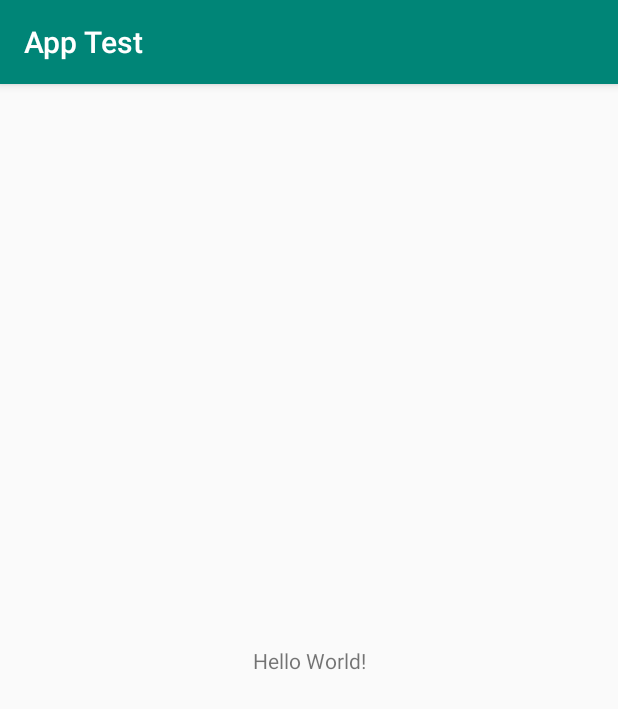
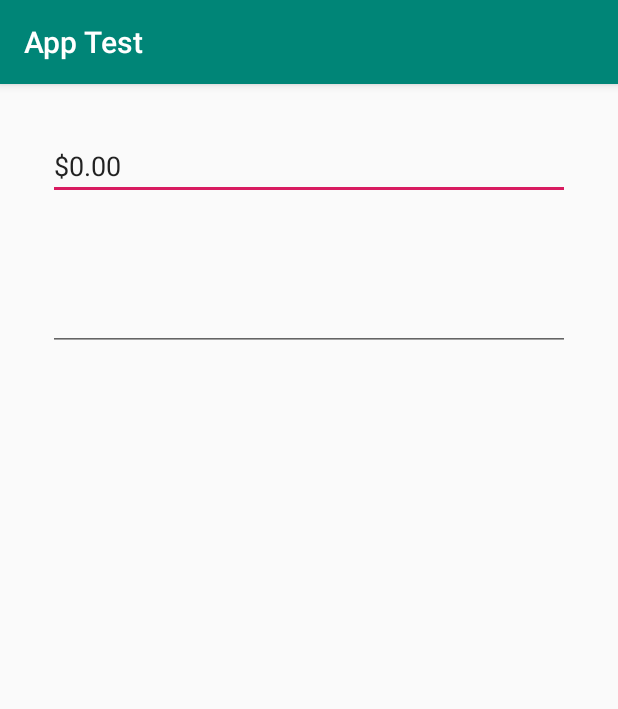
Before and after one commit to diegoalvis/Android-playground, an Android app: the screen it shows after launch (MainActivity), on a phone screen of 412 x 824 dp. Shown: the top 709 px of the screen. Run offline under Robolectric (Android 15) with nearby library versions, the phone set to English and light mode, and no system bars.

Commit message:
Implement edit text custom for currency

```diff
--- a/app/src/main/java/com/example/apptest/MainActivity.kt
+++ b/app/src/main/java/com/example/apptest/MainActivity.kt
@@ -1,12 +1,84 @@
 package com.example.apptest
 
+import android.annotation.SuppressLint
+import android.os.Bundle
+import android.text.Editable
+import android.text.InputFilter
+import android.text.InputFilter.LengthFilter
+import android.text.TextWatcher
+import android.view.View
 import androidx.appcompat.app.AppCompatActivity
-import android.os.Bundle
+import kotlinx.android.synthetic.main.activity_main.*
+import java.text.NumberFormat
+import java.util.*
+
 
 class MainActivity : AppCompatActivity() {
 
+    @SuppressLint("SetTextI18n")
     override fun onCreate(savedInstanceState: Bundle?) {
         super.onCreate(savedInstanceState)
         setContentView(R.layout.activity_main)
+
+        // Config values
+        val initialText = "$0.00"
+        val maxAmount = 200000 // 200.000
+
+
+        setupEditText(maxAmount, initialText)
+    }
+
+    private fun setupEditText(maxAmount: Int, initialText: String) {
+        // Set a max  number of characters
+        val maxLength = NumberFormat.getCurrencyInstance(Locale.US).format(maxAmount).length
+        editText.filters = arrayOf<InputFilter>(LengthFilter(maxLength))
+
+        editText.onFocusChangeListener = View.OnFocusChangeListener { _, hasFocus ->
+            if (hasFocus) {
+                if (editText.text.isNullOrEmpty()) {
+                    editText.setText(initialText)
+                }
+            } else if (editText.text.toString() == initialText) {
+                editText.setText("")
+            }
+        }
+
+        editText.addTextChangedListener(object : TextWatcher {
+            private var lastAmount = ""
+
+            override fun beforeTextChanged(s: CharSequence?, start: Int, count: Int, after: Int) {}
+            override fun afterTextChanged(s: Editable?) {
+                // TODO review
+                val currentAmount =
+                    clearCurrencyToNumber(s.toString()).toDoubleOrNull()?.div(100) ?: 0.0
+                errorText.text = if (currentAmount > maxAmount) "Error" else ""
+            }
+
+            override fun onTextChanged(s: CharSequence?, start: Int, before: Int, count: Int) {
+                val value = s.toString()
+                if (value != lastAmount && editText.hasFocus()) {
+                    editText.removeTextChangedListener(this)
+
+                    val cleanString = clearCurrencyToNumber(value)
+                    val formatted = transformToCurrency(cleanString)
+                    lastAmount = formatted
+
+                    editText.setText(formatted)
+                    editText.setSelection(formatted.length)
+                    editText.addTextChangedListener(this)
+                }
+            }
+
+
+        })
+    }
+
+    fun clearCurrencyToNumber(currencyValue: String?): String {
+        return currencyValue?.replace("[(a-z)|(A-Z)|($,.)]".toRegex(), "") ?: ""
+    }
+
+    fun transformToCurrency(value: String): String {
+        val parsed = value.toDoubleOrNull() ?: 0.0
+        return NumberFormat.getCurrencyInstance(Locale.US).format(parsed / 100.0)
     }
 }
--- a/app/src/main/res/layout/activity_main.xml
+++ b/app/src/main/res/layout/activity_main.xml
@@ -4,15 +4,35 @@
     xmlns:tools="http://schemas.android.com/tools"
     android:layout_width="match_parent"
     android:layout_height="match_parent"
+    android:padding="32dp"
     tools:context=".MainActivity">
 
-    <TextView
-        android:layout_width="wrap_content"
+
+    <EditText
+        android:id="@+id/editText"
+        android:layout_width="match_parent"
+        android:inputType="numberDecimal"
         android:layout_height="wrap_content"
-        android:text="Hello World!"
-        app:layout_constraintBottom_toBottomOf="parent"
         app:layout_constraintLeft_toLeftOf="parent"
         app:layout_constraintRight_toRightOf="parent"
         app:layout_constraintTop_toTopOf="parent" />
 
+    <TextView
+        android:id="@+id/errorText"
+        android:layout_width="match_parent"
+        android:layout_height="wrap_content"
+        android:layout_marginTop="4dp"
+        android:textColor="@android:color/holo_red_dark"
+        app:layout_constraintLeft_toLeftOf="parent"
+        app:layout_constraintRight_toRightOf="parent"
+        app:layout_constraintTop_toBottomOf="@+id/editText" />
+
+    <EditText
+        android:layout_width="match_parent"
+        android:layout_height="wrap_content"
+        android:layout_marginTop="32dp"
+        app:layout_constraintLeft_toLeftOf="parent"
+        app:layout_constraintRight_toRightOf="parent"
+        app:layout_constraintTop_toBottomOf="@+id/errorText" />
+
 </androidx.constraintlayout.widget.ConstraintLayout>
```
Also changed, not shown: app/src/main/aidl/com/sunmi/scanner/IScanInterface.aidl (added).
